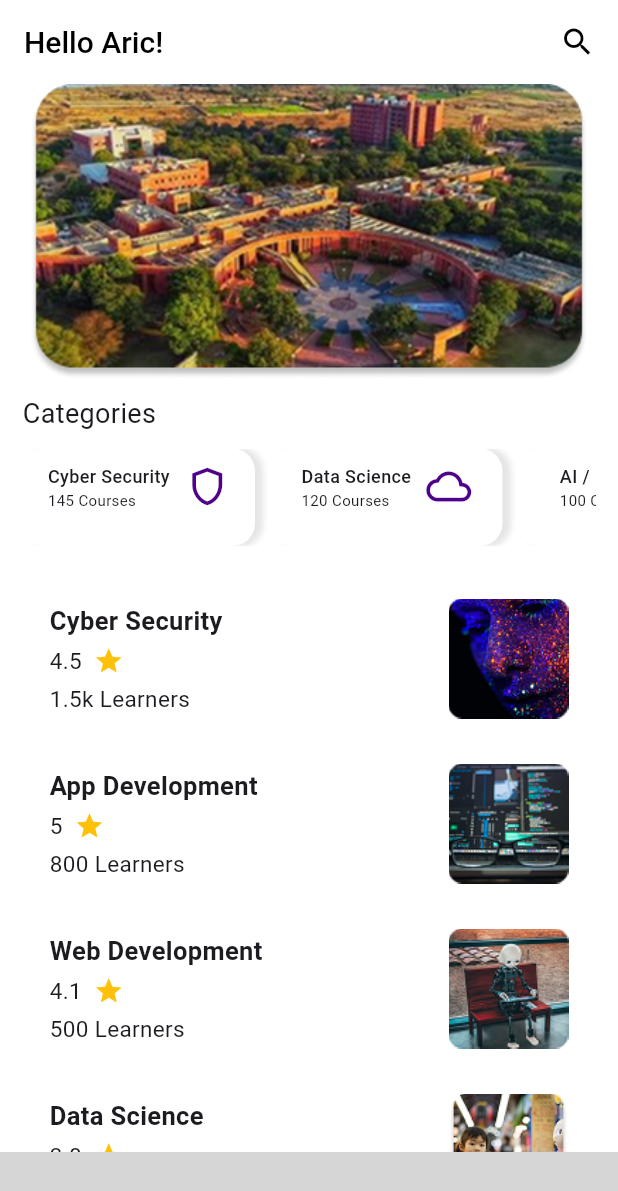
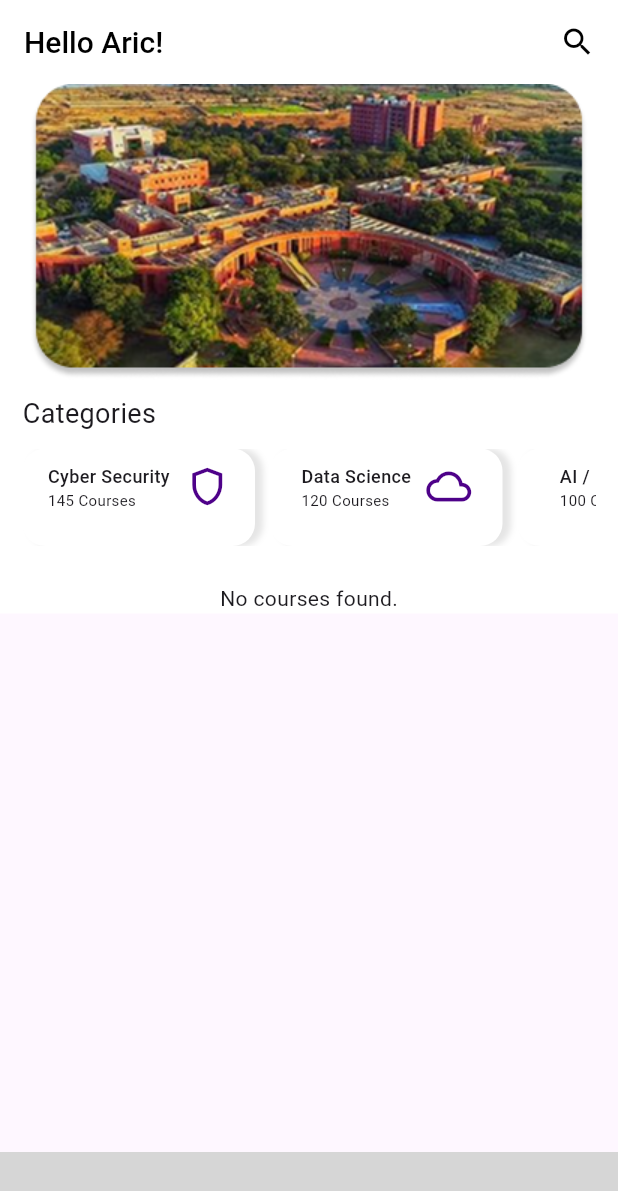
Before and after one commit to aric1605/elective_course_management, a Flutter app: the screen it shows once a user with an empty profile is signed in, on a phone screen of 412 x 824 dp. Shown: the top 1191 px of the screen. Run offline on Flutter 3.47's test engine with Material 3 defaults, Android fonts, the phone set to English and light mode, and no system bars; our stand-ins replace cloud_firestore, firebase_auth, firebase_core, get; missing offline and left inert: fl_country_code_picker, super_animated_navigation_bar; accounts and stored records are empty; grey boxes are pictures that could not be loaded.

Commit message:
Add Dynamic Course Firebase Functionality

```diff
--- /dev/null
+++ b/lib/Controller/course_Controller.dart
@@ -0,0 +1,36 @@
+import 'package:cloud_firestore/cloud_firestore.dart';
+import 'package:elective_course_management/Modals/course.dart';
+
+import 'package:get/get.dart';
+
+class CourseController extends GetxController {
+  final FirebaseFirestore _firestore = FirebaseFirestore.instance;
+
+  RxList<Courses> courses = <Courses>[].obs;
+
+  @override
+  void onInit() {
+    // TODO: implement onInit
+    super.onInit();
+    courses.bindStream(_getCourseDetails());
+  }
+
+  // Stream<List<Courses>> _getCourseDetails() {
+  //   return _firestore
+  //       .collection('courses')
+  //       .snapshots()
+  //       .map((snapshot) {
+  //         return snapshot.docs.map(doc){
+  //           return Courses.fromMap(doc.data(), doc.courseName);
+  //         }
+  //   }).toList();
+  // }
+
+  Stream<List<Courses>> _getCourseDetails() {
+    return _firestore.collection('courses').snapshots().map((snapshot) {
+      return snapshot.docs.map((doc) {
+        return Courses.fromMap(doc.data());
+      }).toList();
+    });
+  }
+}
--- /dev/null
+++ b/lib/Modals/course.dart
@@ -0,0 +1,30 @@
+class Courses {
+  final String courseName;
+  final String courseRating;
+  final String courseLearners;
+  final String courseIcon;
+  final String courseTeacher;
+  final String courseHours;
+  final String courseDifficulty;
+  Courses({
+    required this.courseName,
+    required this.courseRating,
+    required this.courseLearners,
+    required this.courseIcon,
+    required this.courseTeacher,
+    required this.courseHours,
+    required this.courseDifficulty,
+  });
+
+  factory Courses.fromMap(Map<String, dynamic> map) {
+    return Courses(
+      courseName: map['courseName'] ?? '',
+      courseDifficulty: map['courseDifficulty'] ?? '',
+      courseTeacher: map['courseTeacher'] ?? '',
+      courseHours: map['courseHours']?.toString() ?? '',
+      courseLearners: map['courseLearners']?.toString() ?? '',
+      courseRating: map['courseRating']?.toString() ?? '',
+      courseIcon: map['courseIcon'] ?? '',
+    );
+  }
+}
--- a/lib/Pages/MainActivity.dart
+++ b/lib/Pages/MainActivity.dart
@@ -13,7 +13,7 @@ class mainActivity extends StatefulWidget {
 class _MainActivityState extends State<mainActivity> {
   int _currentIndex = 0;
 
-  final List<Widget> _pages = const [Homepage(), MyCoursePage(), ProfilePage()];
+  final List<Widget> _pages = [Homepage(), MyCoursePage(), ProfilePage()];
 
   @override
   Widget build(BuildContext context) {
--- a/lib/Pages/NavBar Pages/HomePage.dart
+++ b/lib/Pages/NavBar Pages/HomePage.dart
@@ -1,12 +1,15 @@
 import 'package:elective_course_management/Constants/categories_utils.dart';
 import 'package:elective_course_management/Constants/home_courses_utils.dart';
+import 'package:elective_course_management/Controller/course_Controller.dart';
 import 'package:elective_course_management/Widgets/categories_card.dart';
 import 'package:elective_course_management/Widgets/home_courses.dart';
 import 'package:flutter/material.dart';
+import 'package:get/get.dart';
 import '../../Widgets/backgrounfWrapper.dart';
 
 class Homepage extends StatelessWidget {
-  const Homepage({super.key});
+  Homepage({super.key});
+  final CourseController courseController = Get.put(CourseController());
 
   @override
   Widget build(BuildContext context) {
@@ -61,8 +64,20 @@ class Homepage extends StatelessWidget {
                   ),
                   const SizedBox(height: 25),
                   // Vertical list of content
-                  for (int i = 0; i < 5; i++)
-                    HomeCourses(homeCoursesUtilsVar: homeCoursesUtilsList[i]),
+                  Obx(() {
+                    if (courseController.courses.isEmpty) {
+                      return Center(child: Text('No courses found.'));
+                    }
+                    return ListView.builder(
+                      shrinkWrap: true,
+                      physics: NeverScrollableScrollPhysics(),
+                      itemCount: courseController.courses.length,
+                      itemBuilder: (context, index) {
+                        final course = courseController.courses[index];
+                        return HomeCourses(coursesVar: course);
+                      },
+                    );
+                  }),
                 ],
               ),
             ),
--- a/lib/Pages/login.dart
+++ b/lib/Pages/login.dart
@@ -4,14 +4,13 @@ import 'package:elective_course_management/Widgets/email_widget.dart';
 import 'package:elective_course_management/Widgets/password_widget.dart';
 import 'package:elective_course_management/Widgets/remember_me_now.dart';
 import 'package:elective_course_management/Widgets/text_field.dart';
-import 'package:fl_country_code_picker/fl_country_code_picker.dart';
 import 'package:flutter/material.dart';
 import '../Widgets/login_button.dart';
 
 class Login extends StatefulWidget {
   Login({super.key});
-  TextEditingController _emailController = new TextEditingController();
-  TextEditingController _passwordController = new TextEditingController();
+  final TextEditingController _emailController = new TextEditingController();
+  final TextEditingController _passwordController = new TextEditingController();
 
   @override
   State<Login> createState() => _LoginState();
@@ -19,7 +18,6 @@ class Login extends StatefulWidget {
 
 class _LoginState extends State<Login> {
   bool? isChecked = false;
-  final countryPicker = const FlCountryCodePicker();
 
   @override
   Widget build(BuildContext context) {
--- a/lib/Widgets/home_courses.dart
+++ b/lib/Widgets/home_courses.dart
@@ -1,11 +1,10 @@
-import 'package:elective_course_management/Constants/course_details.dart';
-import 'package:elective_course_management/Constants/home_courses_utils.dart';
+import 'package:elective_course_management/Modals/course.dart';
 import 'package:elective_course_management/Pages/course_details_page.dart';
 import 'package:flutter/material.dart';
 
 class HomeCourses extends StatelessWidget {
-  const HomeCourses({super.key, required this.homeCoursesUtilsVar});
-  final HomeCoursesUtils homeCoursesUtilsVar;
+  const HomeCourses({super.key, required this.coursesVar});
+  final Courses coursesVar;
 
   @override
   Widget build(BuildContext context) {
@@ -14,16 +13,7 @@ class HomeCourses extends StatelessWidget {
         Navigator.push(
           context,
           MaterialPageRoute(
-            builder: (context) => CourseDetailPage(
-              courseDetailsVar: courseDetail(
-                courseName: homeCoursesUtilsVar.courseName,
-                courseRating: homeCoursesUtilsVar.courseRating,
-                courseLearners: homeCoursesUtilsVar.courseLearners,
-                courseHours: homeCoursesUtilsVar.courseHours,
-                courseTeacher: homeCoursesUtilsVar.courseTeacher,
-                courseDifficulty: homeCoursesUtilsVar.courseDifficulty,
-              ),
-            ),
+            builder: (context) => CourseDetailPage(coursesVar: coursesVar),
           ),
         );
       },
@@ -42,7 +32,7 @@ class HomeCourses extends StatelessWidget {
                     mainAxisAlignment: MainAxisAlignment.center,
                     children: [
                       Text(
-                        homeCoursesUtilsVar.courseName,
+                        coursesVar.courseName,
                         style: const TextStyle(
                           fontWeight: FontWeight.bold,
                           fontSize: 17,
@@ -52,7 +42,7 @@ class HomeCourses extends StatelessWidget {
                       Row(
                         children: [
                           Text(
-                            homeCoursesUtilsVar.courseRating,
+                            coursesVar.courseRating,
                             style: const TextStyle(fontSize: 15),
                           ),
                           const SizedBox(width: 8),
@@ -61,16 +51,13 @@ class HomeCourses extends StatelessWidget {
                       ),
                       const SizedBox(height: 4),
                       Text(
-                        homeCoursesUtilsVar.courseLearners,
+                        coursesVar.courseLearners,
                         style: const TextStyle(fontSize: 15),
                       ),
                     ],
                   ),
                 ),
-                SizedBox(
-                  height: 80,
-                  child: Image.asset(homeCoursesUtilsVar.courseIcon),
-                ),
+                SizedBox(height: 80, child: Image.asset(coursesVar.courseIcon)),
               ],
             ),
           ),
```
Also changed, not shown: lib/Pages/course_details_page.dart (+10 -8 lines).
